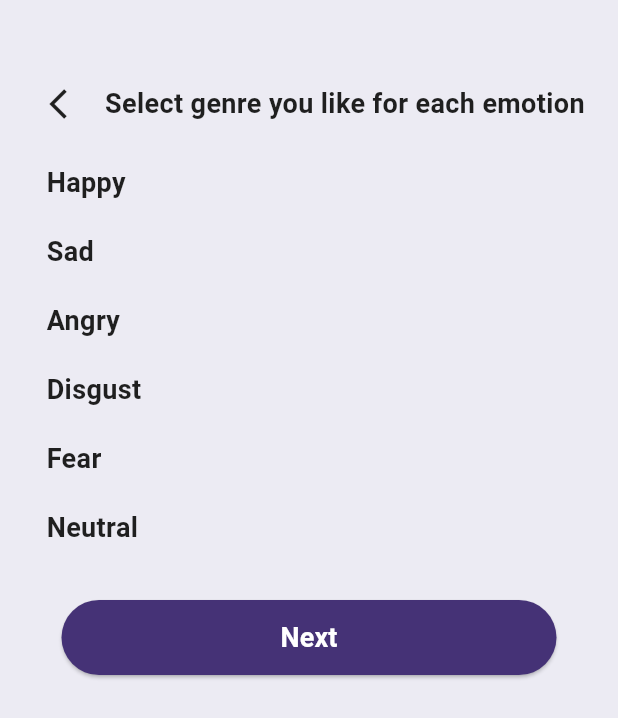
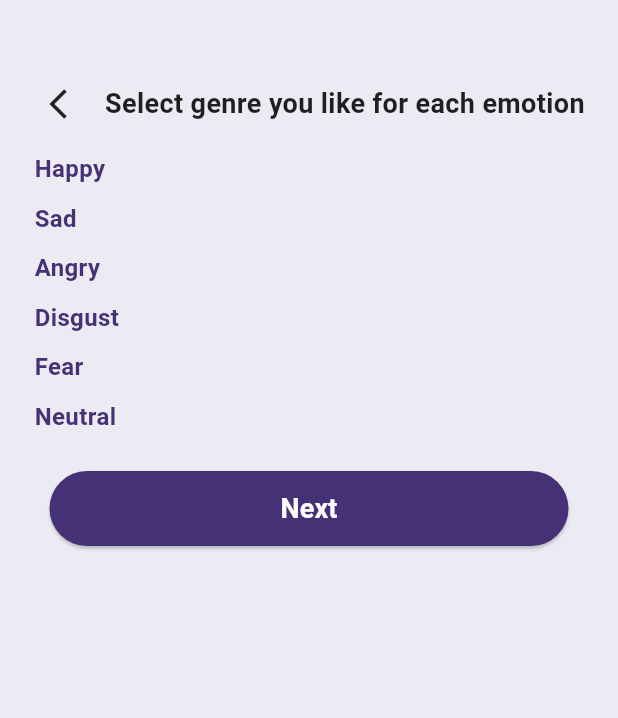
Before and after one commit to yjia28tan/EmoSense-Application, a Flutter app: the EmotionGenreSurveyPage screen opened directly with empty values, on a phone screen of 412 x 824 dp. Shown: the top 718 px of the screen. Run offline on Flutter 3.47's test engine with Material 3 defaults, Android fonts, the phone set to English and light mode, and no system bars; our stand-ins replace camera, cloud_firestore, firebase_auth, firebase_core, fl_chart, flutter_dotenv and 4 more; accounts and stored records are empty.

```diff
--- a/EmoSense/lib/api_services/quote_services.dart
+++ b/EmoSense/lib/api_services/quote_services.dart
@@ -25,7 +25,7 @@ class GetQoutesClass implements QoutesData {
 
       // Fetch new quote if cache is outdated or missing
       final response = await http.get(
-        Uri.parse('https://api.quotable.io/random?tags=love|happiness'),
+        Uri.parse('https://api.quotable.io/random?tags=happiness%7Clove%7Csadness'),
       );
 
       // Log rate limit headers
--- a/EmoSense/lib/design_widgets/font_style.dart
+++ b/EmoSense/lib/design_widgets/font_style.dart
@@ -58,6 +58,11 @@ final TextStyle ProfileContentBold = GoogleFonts.leagueSpartan(
   fontSize: 16,
 );
 
+final TextStyle textBlackNormal = GoogleFonts.leagueSpartan(
+  color: AppColors.textColorBlack,
+  fontWeight: FontWeight.normal,
+  fontSize: 16,
+);
 
 
 // No use
--- a/EmoSense/lib/pages/emotion_genre_survey_page.dart
+++ b/EmoSense/lib/pages/emotion_genre_survey_page.dart
@@ -60,7 +60,7 @@ class _EmotionGenreSurveyPageState extends State<EmotionGenreSurveyPage> {
             ),
             Expanded(
               child: ListView(
-                padding: const EdgeInsets.all(16.0),
+                padding: const EdgeInsets.all(8.0),
                 children: [
                   ...emotionGenreMap.keys.map((emotion) {
                     return Column(
@@ -68,12 +68,14 @@ class _EmotionGenreSurveyPageState extends State<EmotionGenreSurveyPage> {
                       children: [
                         Text(
                           emotion,
-                          style: titleBlack,
+                          style: titleBlack.copyWith(color: AppColors.darkPurpleColor, fontSize: 16),
                         ),
                         Column(
                           children: widget.selectedGenres.map((genre) {
                             return RadioListTile<String>(
-                              title: Text(genre),
+                              title: Text(genre,
+                                  style: textBlackNormal.copyWith(fontSize: 17)
+                              ),
                               value: genre,
                               groupValue: emotionGenreMap[emotion],
                               onChanged: (value) {
@@ -84,7 +86,7 @@ class _EmotionGenreSurveyPageState extends State<EmotionGenreSurveyPage> {
                             );
                           }).toList(),
                         ),
-                        SizedBox(height: 20),
+                        SizedBox(height:10),
                       ],
                     );
                   }).toList(),
--- a/EmoSense/lib/pages/mind_description_page.dart
+++ b/EmoSense/lib/pages/mind_description_page.dart
@@ -45,7 +45,7 @@ class _DescriptionPageState extends State<DescriptionPage> {
     await spotifyService.authenticate();
 
     // Search playlists based on the user's current emotion, favourite genre, etc.
-    final playlists = await spotifyService.searchPlaylists(widget.detectedEmotion);
+    final playlists = await spotifyService.searchPlaylists(widget.detectedEmotion, );
 
     // Fetch tracks from the playlists
     tracksRecommended = await spotifyService.fetchTracksFromPlaylists(playlists);
```
